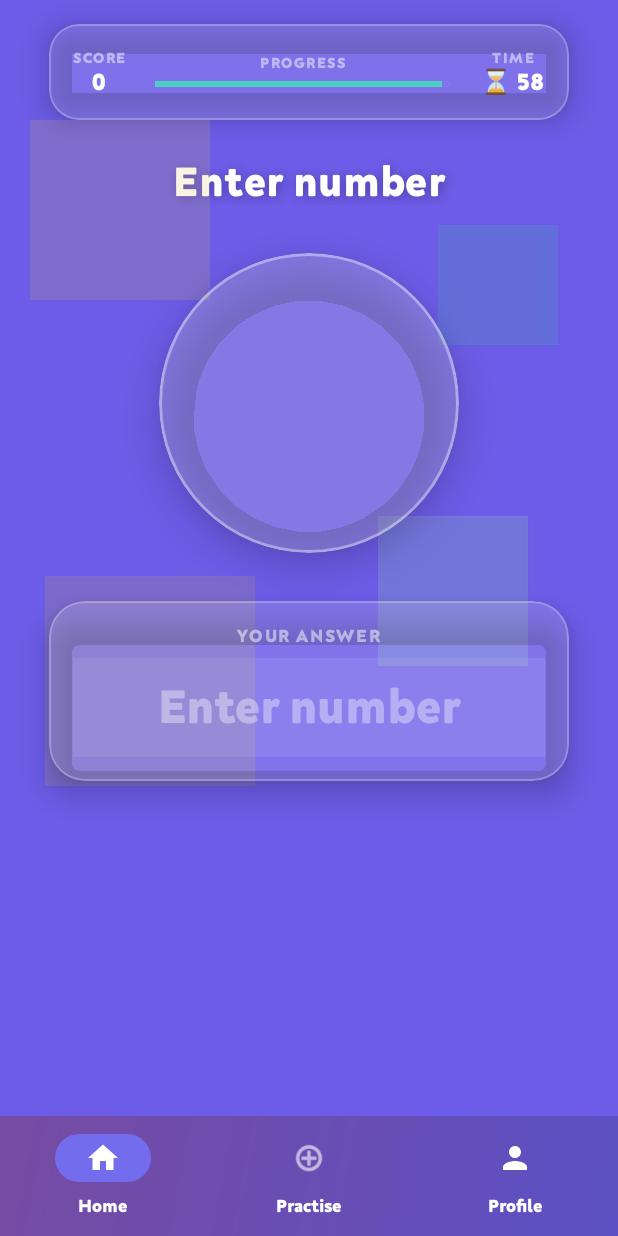
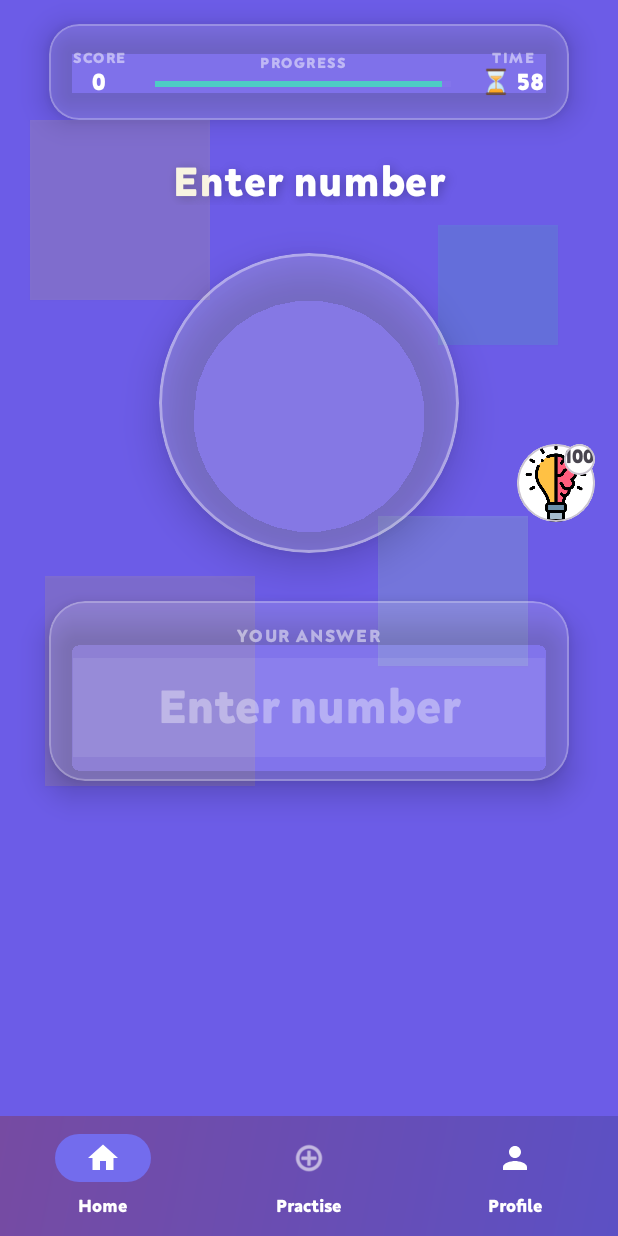
Before and after one commit to gauravo7/BrainGames, an Android app: the GuessNumberFragment screen opened through its navigation route, on a phone screen of 412 x 824 dp. Run offline under Robolectric (Android 15) with nearby library versions, the light colour scheme and no system bars; our stand-ins replace Firebase (no records; nobody signed in at launch, a user with empty details on screens opened directly), navigation-ui, sdp/ssp sizes; network calls fail; pictures from the network do not load.

Commit message:
Hint implementation
guess number game

```diff
--- a/app/src/main/res/layout/fragment_guess_number.xml
+++ b/app/src/main/res/layout/fragment_guess_number.xml
@@ -367,5 +367,52 @@
         tools:text="+150"
         tools:visibility="visible" />
 
+    <com.google.android.material.card.MaterialCardView
+        android:id="@+id/tipsCard"
+        android:layout_width="@dimen/_40sdp"
+        android:layout_height="@dimen/_40sdp"
+        app:cardCornerRadius="@dimen/_20sdp"
+        app:layout_constraintEnd_toEndOf="parent"
+        app:layout_constraintTop_toTopOf="parent"
+        android:layout_marginEnd="@dimen/_12sdp"
+        app:cardBackgroundColor="@android:color/white"
+        app:layout_constraintBottom_toBottomOf="parent">
+
+        <LinearLayout
+            android:layout_width="match_parent"
+            android:layout_height="match_parent"
+            >
+            <ImageView
+                android:layout_width="match_parent"
+                android:layout_height="match_parent"
+                android:src="@drawable/tips"
+                />
+        </LinearLayout>
+
+
+    </com.google.android.material.card.MaterialCardView>
+
+    <com.google.android.material.card.MaterialCardView
+        android:layout_width="@dimen/_16sdp"
+        android:layout_height="@dimen/_16sdp"
+        app:cardCornerRadius="@dimen/_8sdp"
+        android:elevation="12dp"
+        app:cardBackgroundColor="@color/white"
+        app:layout_constraintTop_toTopOf="@id/tipsCard"
+        app:layout_constraintEnd_toEndOf="@id/tipsCard"
+        >
+
+
+        <TextView
+            android:id="@+id/tipsTV"
+            android:layout_width="match_parent"
+            android:layout_height="match_parent"
+            android:text="100"
+            android:textSize="@dimen/_10ssp"
+            android:textAlignment="center"
+            android:fontFamily="@font/neut"
+
+            />
+    </com.google.android.material.card.MaterialCardView>
 </androidx.constraintlayout.widget.ConstraintLayout>
 </androidx.core.widget.NestedScrollView>
```
Also changed, not shown: app/src/main/java/com/o7solutions/braingames/GuessNumber/GuessNumberFragment.kt (+33 -8 lines).
